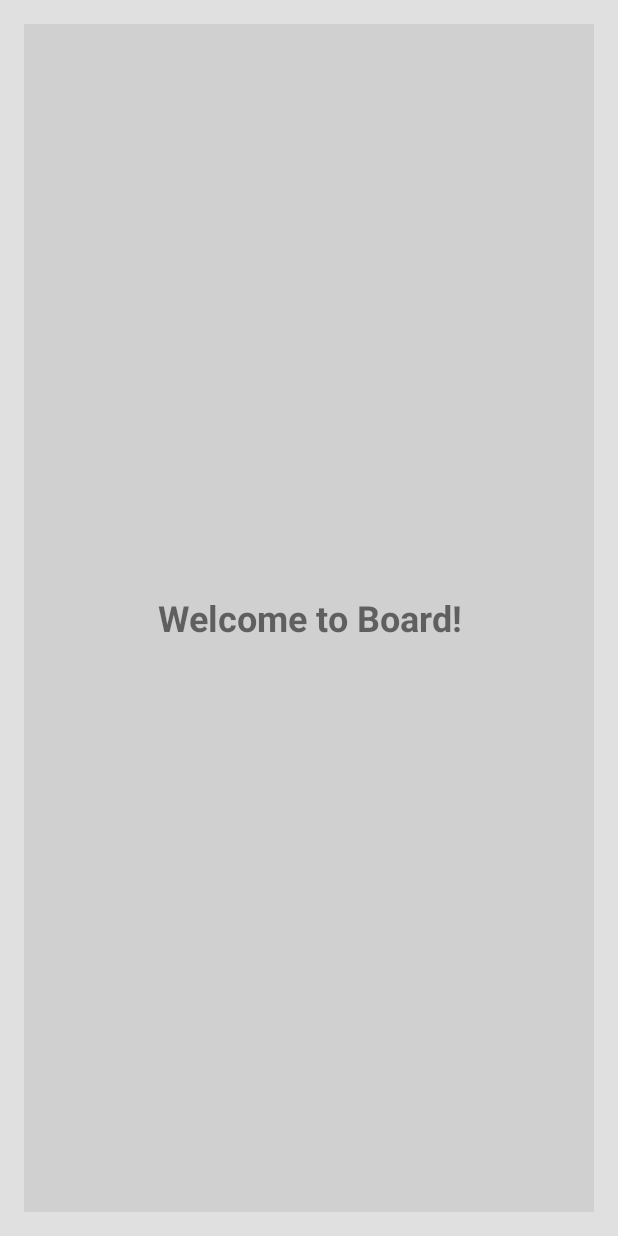
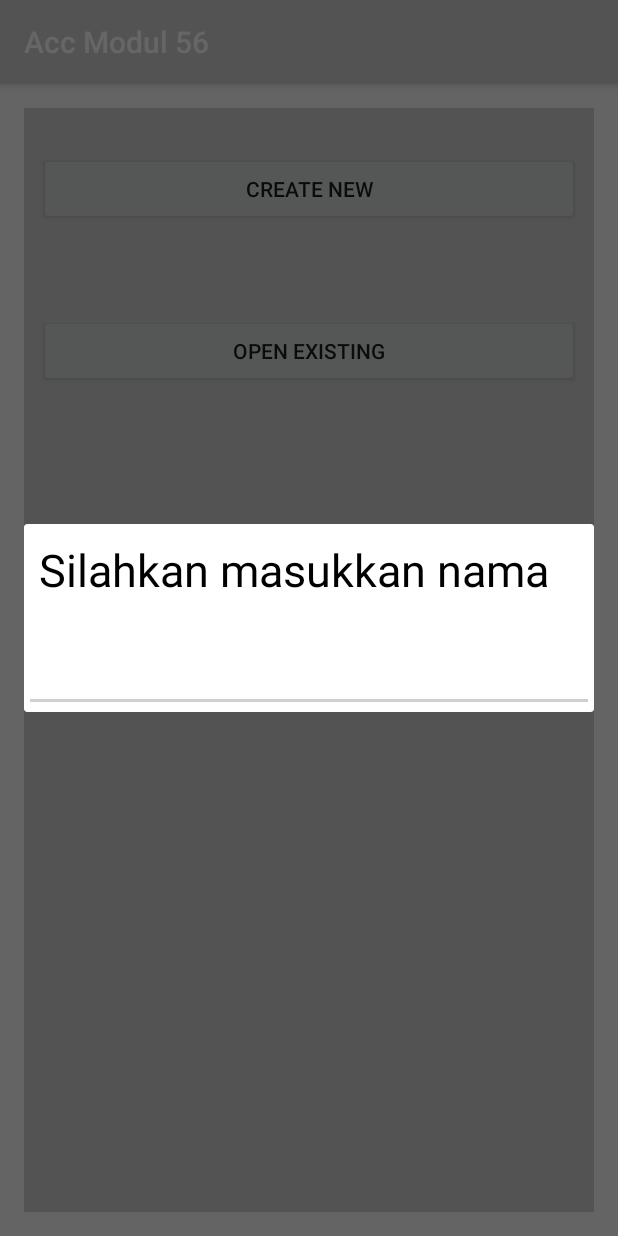
Before and after one commit to sagwascript/android-fragment-simple, an Android app: the screen it shows after launch (DrawingActivity before the commit, MainActivity after it), after a tap on "CREATE NEW", on a phone screen of 412 x 824 dp. Run offline under Robolectric (Android 15) with nearby library versions, the phone set to English and light mode, and no system bars.

Commit message:
Everything works now

```diff
--- a/app/src/main/java/io/github/sagwascript/lab5/MainActivity.java
+++ b/app/src/main/java/io/github/sagwascript/lab5/MainActivity.java
@@ -1,24 +1,36 @@
 package io.github.sagwascript.lab5;
 
+import android.app.Fragment;
+import android.app.FragmentManager;
 import android.support.v7.app.AppCompatActivity;
 import android.os.Bundle;
-import android.app.Activity;
 import android.content.Intent;
-import android.view.Menu;
 import android.view.View;
 import android.widget.Toast;
 
-public class MainActivity extends AppCompatActivity {
+import java.util.ArrayList;
+
+public class MainActivity extends AppCompatActivity implements MyDialogFragment.ListenerNama {
+
+    public ArrayList<String> insertedName;
 
     @Override
     protected void onCreate(Bundle savedInstanceState) {
         super.onCreate(savedInstanceState);
         setContentView(R.layout.activity_main);
+
+        insertedName = new ArrayList<String>();
     }
 
     public void onButtonClick(View v)
     {
+        FragmentManager manager = getFragmentManager();
         FragmentTwo fragmentTwo = (FragmentTwo) getFragmentManager().findFragmentById(R.id.fragment_two);
+        Fragment frag = manager.findFragmentByTag("fragment_insert_name");
+
+        if (frag != null) {
+            manager.beginTransaction().remove(frag).commit();
+        }
 
         switch(v.getId())
         {
@@ -27,8 +39,8 @@ public class MainActivity extends AppCompatActivity {
                 if (fragmentTwo == null)	// PHONE!
                 {
                     // Need to launch another activity
-                    Intent i = new Intent(this, DrawingActivity.class);
-                    startActivity(i);
+                    MyDialogFragment insertNameDialog = new MyDialogFragment();
+                    insertNameDialog.show(manager, "fragment_insert_name");
                 } else	// TABLET!
                 {
                     // Let's do nothing right now, and just show up a toast.
@@ -39,11 +51,27 @@ public class MainActivity extends AppCompatActivity {
 
             case R.id.btn_one_open_existing:
 
-                Toast.makeText(this, "Will be implemented later", Toast.LENGTH_SHORT).show();
+                Intent i = new Intent(this, DrawingActivity.class);
+                i.putStringArrayListExtra("LIST_NAMA", insertedName);
+                startActivity(i);
 
                 break;
 
             default:
         }
     }
+
+    @Override
+    public void onFinishUserDialog(String nama) {
+        insertNewName(nama);
+        Toast.makeText(this, "Hello, " + nama, Toast.LENGTH_SHORT).show();
+    }
+
+    void insertNewName(String nama) {
+        insertedName.add(nama);
+        Intent i = new Intent(this, DrawingActivity.class);
+        i.putStringArrayListExtra("LIST_NAMA", insertedName);
+        startActivity(i);
+    }
+
 }
--- /dev/null
+++ b/app/src/main/java/io/github/sagwascript/lab5/MyDialogFragment.java
@@ -0,0 +1,46 @@
+package io.github.sagwascript.lab5;
+
+import android.app.DialogFragment;
+import android.os.Bundle;
+import android.support.annotation.Nullable;
+import android.view.KeyEvent;
+import android.view.LayoutInflater;
+import android.view.View;
+import android.view.ViewGroup;
+import android.view.WindowManager;
+import android.widget.EditText;
+import android.widget.TextView;
+
+import java.util.ArrayList;
+
+public class MyDialogFragment extends DialogFragment implements TextView.OnEditorActionListener {
+
+    private EditText eNama;
+
+    public interface ListenerNama {
+        void onFinishUserDialog(String nama);
+    }
+
+    public MyDialogFragment(){}
+
+    @Override
+    public View onCreateView(LayoutInflater inflater, ViewGroup container, Bundle savedInstanceState) {
+        View view = inflater.inflate(R.layout.fragment_input, container);
+        eNama = (EditText) view.findViewById(R.id.nama);
+
+        eNama.setOnEditorActionListener(this);
+        eNama.requestFocus();
+        getDialog().getWindow().setSoftInputMode(WindowManager.LayoutParams.SOFT_INPUT_STATE_VISIBLE);
+        getDialog().setTitle("Silahkan isikan nama:");
+        return view;
+    }
+
+    @Override
+    public boolean onEditorAction(TextView v, int actionId, KeyEvent event) {
+        ListenerNama activity = (ListenerNama) getActivity();
+        activity.onFinishUserDialog(eNama.getText().toString());
+        this.dismiss();
+
+        return true;
+    }
+}
--- a/app/src/main/res/layout/activity_drawing.xml
+++ b/app/src/main/res/layout/activity_drawing.xml
@@ -10,8 +10,7 @@
     android:paddingLeft="@dimen/activity_horizontal_margin"
     android:paddingRight="@dimen/activity_horizontal_margin"
     android:paddingTop="@dimen/activity_vertical_margin"
-    android:baselineAligned="false"
-    android:background="@color/light_grey" >
+    android:baselineAligned="false">
 
     <!-- Fragment Two only -->
    	<fragment
--- a/app/src/main/res/layout/activity_main.xml
+++ b/app/src/main/res/layout/activity_main.xml
@@ -10,8 +10,7 @@
     android:paddingLeft="@dimen/activity_horizontal_margin"
     android:paddingRight="@dimen/activity_horizontal_margin"
     android:paddingTop="@dimen/activity_vertical_margin"
-    android:baselineAligned="false"
-    android:background="@color/light_grey" >
+    android:baselineAligned="false">
 
     <!-- Fragment One only -->
    	<fragment
--- a/app/src/main/res/layout/fragment_02.xml
+++ b/app/src/main/res/layout/fragment_02.xml
@@ -1,19 +1,15 @@
 <?xml version="1.0" encoding="utf-8"?>
 
-<LinearLayout
+<RelativeLayout
     xmlns:android="http://schemas.android.com/apk/res/android"
     android:layout_width="match_parent"
-    android:layout_height="match_parent"
-    android:background="@color/grey"
-    android:orientation="vertical">
+    android:layout_height="match_parent">
 
-
-    <TextView
-        android:id="@+id/textview_welcome"
+    <ListView
         android:layout_width="match_parent"
         android:layout_height="match_parent"
-        android:gravity="center"
-        android:text="@string/two_welcome"
-        android:textSize="@dimen/textsize_welcome_title"
-        android:textStyle="bold"/>
-</LinearLayout>
+        android:orientation="vertical"
+        android:id="@+id/list_view">
+
+    </ListView>
+</RelativeLayout>
--- /dev/null
+++ b/app/src/main/res/layout/fragment_input.xml
@@ -0,0 +1,25 @@
+<?xml version="1.0" encoding="utf-8"?>
+<LinearLayout xmlns:android="http://schemas.android.com/apk/res/android"
+    android:orientation="vertical"
+    android:layout_width="wrap_content"
+    android:layout_height="wrap_content"
+    android:id="@+id/insert_name"
+    android:layout_gravity="center">
+
+    <TextView
+        android:id="@+id/lbl_your_name"
+        android:layout_width="500dp"
+        android:layout_height="match_parent"
+        android:text="Silahkan masukkan nama"
+        android:textColor="@android:color/black"
+        android:textSize="30sp"
+        android:padding="10dp"/>
+
+    <EditText
+        android:id="@+id/nama"
+        android:layout_width="match_parent"
+        android:layout_height="wrap_content"
+        android:imeOptions="actionDone"
+        android:inputType="text"
+        android:padding="20dp"/>
+</LinearLayout>
--- a/app/src/main/res/values/strings.xml
+++ b/app/src/main/res/values/strings.xml
@@ -1,7 +1,7 @@
 <?xml version="1.0" encoding="utf-8"?>
 <resources>
 
-    <string name="app_name">Board</string>
+    <string name="app_name">Acc Modul 56</string>
     <string name="action_settings">Settings</string>
     <string name="hello_world">Hello world!</string>
 
```
Also changed, not shown: app/src/main/java/io/github/sagwascript/lab5/DrawingActivity.java (+21 -0 lines), app/src/main/java/io/github/sagwascript/lab5/FragmentTwo.java (+22 -0 lines).
